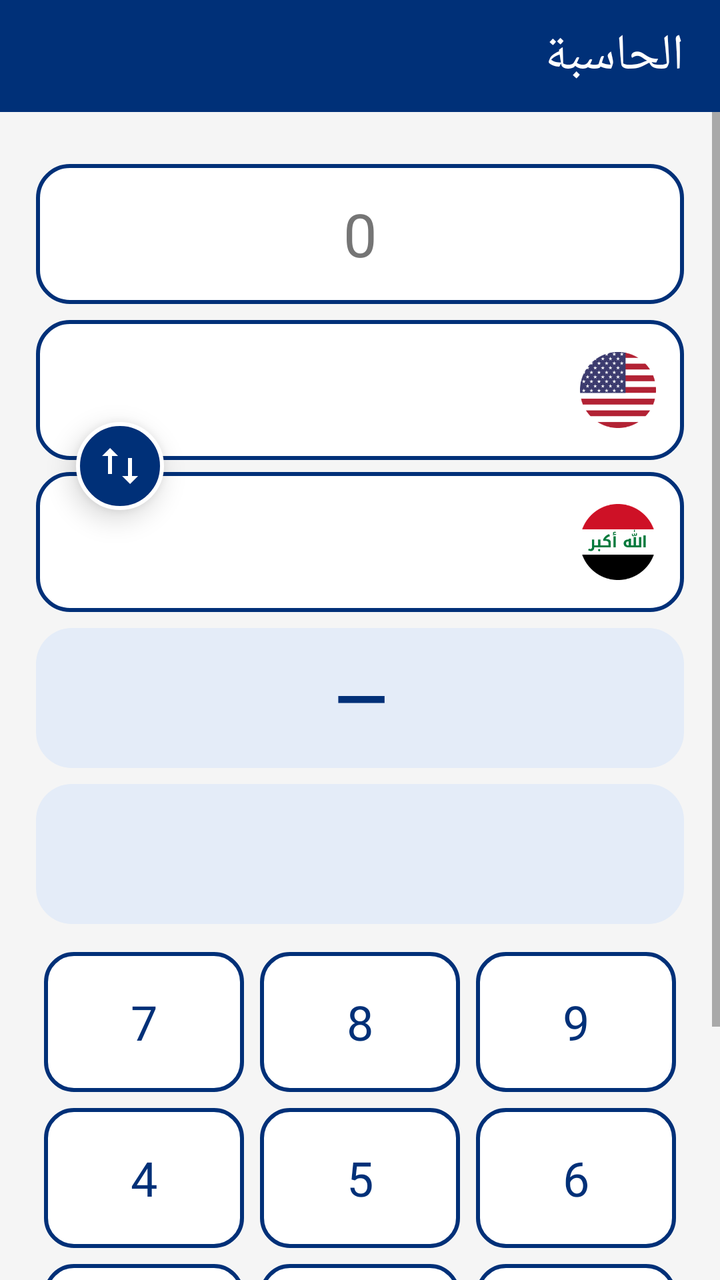
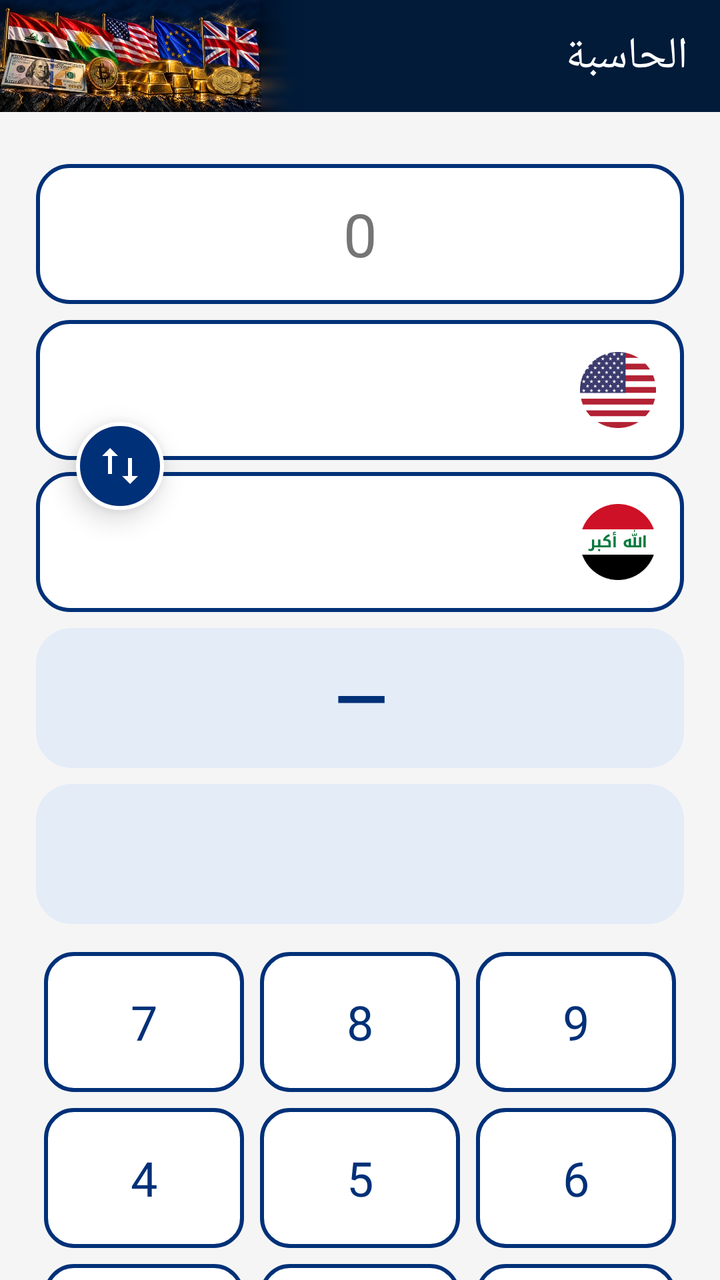

Screens rendered from an Android XML layout before and after an edit, with the pre-edit source and the edit as a unified diff.
<!-- AndroidManifest.xml: application theme Theme.CurrencyApp -->
<!-- res/layout/activity_calculator.xml -->
<?xml version="1.0" encoding="utf-8"?>
<LinearLayout xmlns:android="http://schemas.android.com/apk/res/android"
    android:layout_width="match_parent"
    android:layout_height="match_parent"
    android:background="@color/background"
    android:orientation="vertical">

    <androidx.appcompat.widget.Toolbar
        android:id="@+id/toolbar"
        android:layout_width="match_parent"
        android:layout_height="56dp"
        android:background="@color/brandBlue"
        android:layoutDirection="ltr"
        android:theme="@style/ThemeOverlay.AppCompat.Dark.ActionBar">

        <TextView
            android:id="@+id/toolbarTitle"
            android:layout_width="match_parent"
            android:layout_height="match_parent"
            android:gravity="center_vertical|right"
            android:paddingEnd="18dp"
            android:text="@string/calculator_title"
            android:textColor="@android:color/white"
            android:textSize="25sp"
            android:fontFamily="@font/cairo_bold" />
    </androidx.appcompat.widget.Toolbar>

    <ScrollView
        android:layout_width="match_parent"
        android:layout_height="0dp"
        android:layout_weight="1"
        android:fillViewport="true">

        <LinearLayout
            android:layout_width="match_parent"
            android:layout_height="wrap_content"
            android:orientation="vertical"
            android:padding="18dp">

            <LinearLayout
                android:id="@+id/amountInputCard"
                android:layout_width="match_parent"
                android:layout_height="70dp"
                android:layout_marginTop="8dp"
                android:background="@drawable/bg_calculator_input"
                android:gravity="center_vertical"
                android:orientation="horizontal"
                android:paddingHorizontal="16dp">

                <EditText
                    android:id="@+id/amountInput"
                    android:layout_width="0dp"
                    android:layout_height="match_parent"
                    android:layout_weight="1"
                    android:background="@android:color/transparent"
                    android:clickable="false"
                    android:cursorVisible="false"
                    android:focusable="false"
                    android:fontFamily="@font/cairo_bold"
                    android:gravity="center"
                    android:hint="0"
                    android:inputType="none"
                    android:padding="4dp"
                    android:textColor="@color/rowPriceText"
                    android:textColorHint="@color/textSecondary"
                    android:textSize="30sp" />
            </LinearLayout>

            <FrameLayout
                android:layout_width="match_parent"
                android:layout_height="146dp"
                android:layout_marginTop="8dp">

                <LinearLayout
                    android:id="@+id/sourceSelector"
                    android:layout_width="match_parent"
                    android:layout_height="70dp"
                    android:layout_gravity="top"
                    android:background="@drawable/bg_calculator_input"
                    android:layoutDirection="rtl"
                    android:clickable="true"
                    android:focusable="true"
                    android:gravity="center_vertical"
                    android:orientation="horizontal"
                    android:paddingHorizontal="14dp">

                    <ImageView
                        android:id="@+id/sourceFlag"
                        android:layout_width="38dp"
                        android:layout_height="48dp"
                        android:contentDescription="@string/calculator_exchange_label"
                        android:src="@drawable/flag_us" />

                    <TextView
                        android:id="@+id/sourceName"
                        android:layout_width="0dp"
                        android:layout_height="wrap_content"
                        android:layout_weight="1"
                        android:layout_marginHorizontal="12dp"
                        android:fontFamily="@font/cairo_semibold"
                        android:textColor="@color/textPrimary"
                        android:gravity="right|center_vertical"
                        android:textSize="19sp" />
                </LinearLayout>

                <LinearLayout
                    android:id="@+id/exchangeSelector"
                    android:layout_width="match_parent"
                    android:layout_height="70dp"
                    android:layout_gravity="bottom"
                    android:background="@drawable/bg_calculator_input"
                    android:layoutDirection="rtl"
                    android:clickable="true"
                    android:focusable="true"
                    android:gravity="center_vertical"
                    android:orientation="horizontal"
                    android:paddingHorizontal="14dp">

                    <ImageView
                        android:id="@+id/exchangeFlag"
                        android:layout_width="38dp"
                        android:layout_height="48dp"
                        android:contentDescription="@string/calculator_exchange_label"
                        android:src="@drawable/flag_iq" />

                    <TextView
                        android:id="@+id/exchangeName"
                        android:layout_width="0dp"
                        android:layout_height="wrap_content"
                        android:layout_weight="1"
                        android:layout_marginHorizontal="12dp"
                        android:fontFamily="@font/cairo_semibold"
                        android:textColor="@color/textPrimary"
                        android:gravity="right|center_vertical"
                        android:textSize="19sp" />
                </LinearLayout>

                <ImageButton
                    android:id="@+id/swapButton"
                    android:layout_width="44dp"
                    android:layout_height="44dp"
                    android:layout_gravity="top|center_horizontal"
                    android:layout_marginTop="51dp"
                    android:translationX="-120dp"
                    android:background="@drawable/bg_calculator_swap"
                    android:contentDescription="@string/calculator_swap"
                    android:elevation="8dp"
                    android:padding="10dp"
                    android:scaleType="fitCenter"
                    android:src="@drawable/ic_swap_vertical_white" />
            </FrameLayout>

            <LinearLayout
                android:id="@+id/resultNumberPanel"
                android:layout_width="match_parent"
                android:layout_height="70dp"
                android:layout_marginTop="8dp"
                android:background="@drawable/bg_calculator_result"
                android:gravity="center"
                android:orientation="vertical"
                android:padding="8dp">

                <TextView
                    android:id="@+id/resultNumber"
                    android:layout_width="match_parent"
                    android:layout_height="wrap_content"
                    android:fontFamily="@font/cairo_bold"
                    android:gravity="center"
                    android:text="—"
                    android:textColor="@color/calculatorResultText"
                    android:textSize="34sp"
                    android:textStyle="bold" />
            </LinearLayout>

            <LinearLayout
                android:id="@+id/resultUnitPanel"
                android:layout_width="match_parent"
                android:layout_height="70dp"
                android:layout_marginTop="8dp"
                android:background="@drawable/bg_calculator_result"
                android:gravity="center"
                android:orientation="vertical"
                android:padding="8dp">
                <TextView
                    android:id="@+id/resultUnit"
                    android:layout_width="match_parent"
                    android:layout_height="wrap_content"
                    android:layout_marginTop="3dp"
                    android:gravity="center"
                    android:textColor="@color/calculatorResultText"
                    android:textSize="22sp" />
            </LinearLayout>

            <GridLayout
                android:id="@+id/numberPad"
                android:layout_width="match_parent"
                android:layout_height="wrap_content"
                android:layout_marginTop="10dp"
                android:columnCount="3"
                android:rowCount="4"
                android:layoutDirection="rtl"
                android:alignmentMode="alignMargins"
                android:useDefaultMargins="true">

                <Button android:id="@+id/key9" android:text="9" style="@style/CalculatorKeyStyle" />
                <Button android:id="@+id/key8" android:text="8" style="@style/CalculatorKeyStyle" />
                <Button android:id="@+id/key7" android:text="7" style="@style/CalculatorKeyStyle" />
                <Button android:id="@+id/key6" android:text="6" style="@style/CalculatorKeyStyle" />
                <Button android:id="@+id/key5" android:text="5" style="@style/CalculatorKeyStyle" />
                <Button android:id="@+id/key4" android:text="4" style="@style/CalculatorKeyStyle" />
                <Button android:id="@+id/key3" android:text="3" style="@style/CalculatorKeyStyle" />
                <Button android:id="@+id/key2" android:text="2" style="@style/CalculatorKeyStyle" />
                <Button android:id="@+id/key1" android:text="1" style="@style/CalculatorKeyStyle" />
                <Button android:id="@+id/keyDelete" android:text="⌫" android:contentDescription="مسح مرتبة" style="@style/CalculatorDeleteKeyStyle" />
                <Button android:id="@+id/key0" android:text="0" style="@style/CalculatorKeyStyle" />
                <Button android:id="@+id/keyPoint" android:text="." style="@style/CalculatorKeyStyle" />
            </GridLayout>

        </LinearLayout>
    </ScrollView>
</LinearLayout>
<!-- resources referenced by this layout -->
<resources>
  <color name="background">#F5F5F5</color>
  <color name="brandBlue">#003078</color>
  <color name="calculatorResultText">@color/brandBlue</color>
  <color name="rowPriceText">#000000</color>
  <color name="textPrimary">#212121</color>
  <color name="textSecondary">#757575</color>
  <!-- drawable bg_calculator_input (drawable) -->
  <?xml version="1.0" encoding="utf-8"?>
  <shape xmlns:android="http://schemas.android.com/apk/res/android" android:shape="rectangle">
      <solid android:color="@color/cardWhite" />
      <stroke android:width="2dp" android:color="@color/brandBlue" />
      <corners android:radius="16dp" />
  </shape>
  <!-- drawable bg_calculator_result (drawable) -->
  <?xml version="1.0" encoding="utf-8"?>
  <shape xmlns:android="http://schemas.android.com/apk/res/android" android:shape="rectangle">
      <solid android:color="@color/pillBg" />
      <corners android:radius="18dp" />
  </shape>
  <!-- drawable bg_calculator_swap (drawable) -->
  <?xml version="1.0" encoding="utf-8"?>
  <shape xmlns:android="http://schemas.android.com/apk/res/android" android:shape="oval">
      <solid android:color="@color/brandBlue" />
      <stroke android:width="2dp" android:color="@color/cardWhite" />
  </shape>
  <!-- drawable ic_swap_vertical_white (drawable) -->
  <?xml version="1.0" encoding="utf-8"?>
  <vector xmlns:android="http://schemas.android.com/apk/res/android"
      android:width="24dp"
      android:height="24dp"
      android:viewportWidth="24"
      android:viewportHeight="24">
      <path
          android:fillColor="@android:color/white"
          android:pathData="M7,3L3,7h3v9h2V7h3L7,3zM17,21l4,-4h-3V8h-2v9h-3l4,4z" />
  </vector>
  <string name="calculator_exchange_label">اختر البورصة</string>
  <string name="calculator_swap">تبديل البورصتين</string>
  <string name="calculator_title">الحاسبة</string>
  <style name="CalculatorDeleteKeyStyle" parent="CalculatorKeyStyle">
          <item name="android:textColor">@color/calculatorDeleteText</item>
      </style>
  <style name="Theme.CurrencyApp" parent="Theme.MaterialComponents.DayNight.NoActionBar">
          <item name="colorPrimary">@color/cardWhite</item>
          <item name="android:windowBackground">@color/background</item>
          <item name="android:statusBarColor">@color/brandBlue</item>
          <item name="android:windowLightStatusBar">false</item>
      </style>
  <color name="cardWhite">#FFFFFF</color>
  <color name="pillBg">#E4ECF8</color>
  <color name="calculatorDeleteText">#D32F2F</color>
  <!-- drawable bg_calculator_key (drawable) -->
  <?xml version="1.0" encoding="utf-8"?>
  <selector xmlns:android="http://schemas.android.com/apk/res/android">
      <item android:state_pressed="true">
          <shape android:shape="rectangle">
              <solid android:color="#4E83C2" />
              <corners android:radius="14dp" />
          </shape>
      </item>
      <item>
          <shape android:shape="rectangle">
              <solid android:color="@color/cardWhite" />
              <stroke android:width="2dp" android:color="@color/brandBlue" />
              <corners android:radius="14dp" />
          </shape>
      </item>
  </selector>
  <!-- unchanged entries left out for length: 3 -->
</resources>

<!-- the commit's change to res/layout/activity_calculator.xml (unified diff, before → after) -->
@@ -1,5 +1,6 @@
 <?xml version="1.0" encoding="utf-8"?>
 <LinearLayout xmlns:android="http://schemas.android.com/apk/res/android"
+    xmlns:app="http://schemas.android.com/apk/res-auto"
     android:layout_width="match_parent"
     android:layout_height="match_parent"
     android:background="@color/background"
@@ -9,23 +10,49 @@
         android:id="@+id/toolbar"
         android:layout_width="match_parent"
         android:layout_height="56dp"
-        android:background="@color/brandBlue"
+        android:background="@color/headerBlue"
         android:layoutDirection="ltr"
-        android:theme="@style/ThemeOverlay.AppCompat.Dark.ActionBar">
-
-        <TextView
-            android:id="@+id/toolbarTitle"
+        android:theme="@style/ThemeOverlay.AppCompat.Dark.ActionBar"
+        app:contentInsetEnd="0dp"
+        app:contentInsetStart="0dp"
+        app:contentInsetLeft="0dp"
+        app:contentInsetRight="0dp"
+        app:contentInsetStartWithNavigation="0dp">
+
+        <FrameLayout
             android:layout_width="match_parent"
-            android:layout_height="match_parent"
-            android:gravity="center_vertical|right"
-            android:paddingEnd="18dp"
-            android:text="@string/calculator_title"
-            android:textColor="@android:color/white"
-            android:textSize="25sp"
-            android:fontFamily="@font/cairo_bold" />
+            android:layout_height="match_parent">
+            <ImageView
+                android:id="@+id/ivHeaderLogo"
+                android:background="?attr/selectableItemBackground"
+                android:contentDescription="@string/cd_back"
+                android:layout_width="wrap_content"
+                android:layout_height="match_parent"
+                android:layout_gravity="left"
+                android:adjustViewBounds="true"
+                android:scaleType="fitStart"
+                android:src="@drawable/header_bg_image" />
+
+
+
+
+
+            <TextView
+                android:id="@+id/toolbarTitle"
+                android:layout_width="wrap_content"
+                android:layout_height="wrap_content"
+                android:layout_gravity="right|center_vertical"
+                android:layout_marginRight="16dp"
+                android:text="@string/calculator_title"
+                android:textColor="@android:color/white"
+                android:textSize="22sp"
+                android:fontFamily="@font/cairo_bold" />
+        </FrameLayout>
     </androidx.appcompat.widget.Toolbar>
 
     <ScrollView
+        android:scrollbars="none"
+        android:overScrollMode="never"
         android:layout_width="match_parent"
         android:layout_height="0dp"
         android:layout_weight="1"
<!-- resource entries referenced after the edit -->
@@ -3,6 +3,7 @@
   <color name="background">#F5F5F5</color>
   <color name="brandBlue">#003078</color>
   <color name="calculatorResultText">@color/brandBlue</color>
+  <color name="headerBlue">#011B39</color>
   <color name="rowPriceText">#000000</color>
   <color name="textPrimary">#212121</color>
   <color name="textSecondary">#757575</color>
@@ -25,6 +26,7 @@
       <solid android:color="@color/brandBlue" />
       <stroke android:width="2dp" android:color="@color/cardWhite" />
   </shape>
+  <!-- drawable header_bg_image: webp bitmap (drawable-nodpi, 92794 bytes) -->
   <!-- drawable ic_swap_vertical_white (drawable) -->
   <?xml version="1.0" encoding="utf-8"?>
   <vector xmlns:android="http://schemas.android.com/apk/res/android"
@@ -39,13 +41,14 @@
   <string name="calculator_exchange_label">اختر البورصة</string>
   <string name="calculator_swap">تبديل البورصتين</string>
   <string name="calculator_title">الحاسبة</string>
+  <string name="cd_back">رجوع</string>
   <style name="CalculatorDeleteKeyStyle" parent="CalculatorKeyStyle">
           <item name="android:textColor">@color/calculatorDeleteText</item>
       </style>
   <style name="Theme.CurrencyApp" parent="Theme.MaterialComponents.DayNight.NoActionBar">
           <item name="colorPrimary">@color/cardWhite</item>
           <item name="android:windowBackground">@color/background</item>
-          <item name="android:statusBarColor">@color/brandBlue</item>
+          <item name="android:statusBarColor">@color/headerBlue</item>
           <item name="android:windowLightStatusBar">false</item>
       </style>
   <color name="cardWhite">#FFFFFF</color>
